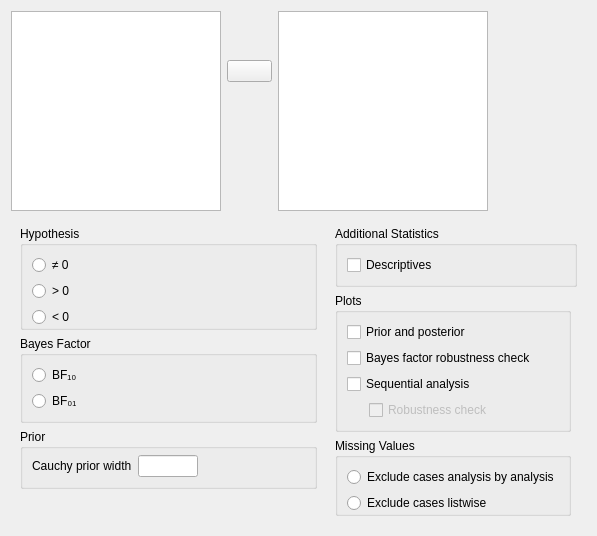
First picture: the form in JASP-Desktop/analysisforms/ttestbayesianonesampleform.ui, repository jasp-stats/jasp-desktop, before the edit.
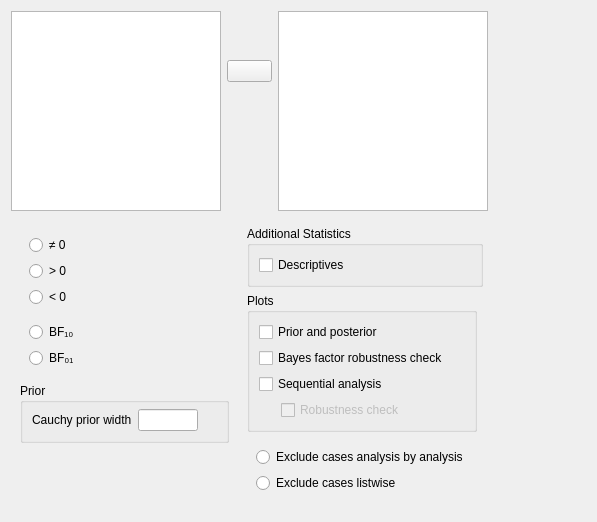
Second picture: the form after the edit. Custom widgets are drawn as their Qt base class.

What changed in the file:
```diff
--- a/JASP-Desktop/analysisforms/ttestbayesianonesampleform.ui
+++ b/JASP-Desktop/analysisforms/ttestbayesianonesampleform.ui
@@ -16,7 +16,7 @@
   <layout class="QGridLayout" name="gridLayout">
    <item row="1" column="0">
     <widget class="QWidget" name="options" native="true">
-     <layout class="QGridLayout" name="gridLayout_8">
+     <layout class="QGridLayout" name="gridLayout_10">
       <property name="leftMargin">
        <number>0</number>
       </property>
@@ -29,11 +29,17 @@
       <property name="bottomMargin">
        <number>0</number>
       </property>
-      <property name="horizontalSpacing">
+      <property name="spacing">
        <number>0</number>
       </property>
       <item row="0" column="0">
        <widget class="QWidget" name="widget_2" native="true">
+        <property name="maximumSize">
+         <size>
+          <width>240</width>
+          <height>16777215</height>
+         </size>
+        </property>
         <layout class="QGridLayout" name="gridLayout_5">
          <item row="6" column="0">
           <spacer name="verticalSpacer">
@@ -49,12 +55,12 @@
           </spacer>
          </item>
          <item row="0" column="0">
-          <widget class="BoundGroupBox" name="hypothesis">
-           <property name="title">
+          <widget class="BoundGroupBox" name="hypothesis" native="true">
+           <property name="title" stdset="0">
             <string>Hypothesis</string>
            </property>
-           <property name="flat">
-            <bool>true</bool>
+           <property name="flat" stdset="0">
+            <bool>false</bool>
            </property>
            <layout class="QGridLayout" name="gridLayout_9">
             <property name="bottomMargin">
@@ -85,13 +91,10 @@
           </widget>
          </item>
          <item row="2" column="0">
-          <widget class="QGroupBox" name="groupBox">
+          <widget class="GroupBox" name="groupBox">
            <property name="title">
             <string>Prior</string>
            </property>
-           <property name="flat">
-            <bool>true</bool>
-           </property>
            <layout class="QGridLayout" name="gridLayout_11">
             <property name="topMargin">
              <number>6</number>
@@ -136,11 +139,11 @@
           </widget>
          </item>
          <item row="1" column="0">
-          <widget class="BoundGroupBox" name="bayesFactorType">
-           <property name="title">
+          <widget class="BoundGroupBox" name="bayesFactorType" native="true">
+           <property name="title" stdset="0">
             <string>Bayes Factor</string>
            </property>
-           <property name="flat">
+           <property name="flat" stdset="0">
             <bool>true</bool>
            </property>
            <layout class="QGridLayout" name="gridLayout_13">
@@ -168,13 +171,10 @@
        <widget class="QWidget" name="widget_3" native="true">
         <layout class="QGridLayout" name="gridLayout_2">
          <item row="1" column="0">
-          <widget class="QGroupBox" name="plotsGroup">
+          <widget class="GroupBox" name="plotsGroup">
            <property name="title">
             <string>Plots</string>
            </property>
-           <property name="flat">
-            <bool>true</bool>
-           </property>
            <layout class="QGridLayout" name="gridLayout_4">
             <item row="3" column="0">
              <widget class="QWidget" name="widget_4" native="true">
@@ -221,13 +221,10 @@
           </widget>
          </item>
          <item row="0" column="0" colspan="2">
-          <widget class="QGroupBox" name="additionalStatisticsGroup">
+          <widget class="GroupBox" name="additionalStatisticsGroup">
            <property name="title">
             <string>Additional Statistics</string>
            </property>
-           <property name="flat">
-            <bool>true</bool>
-           </property>
            <layout class="QGridLayout" name="gridLayout_3">
             <item row="0" column="0" colspan="2">
              <widget class="BoundCheckBox" name="descriptives">
@@ -240,12 +237,12 @@
           </widget>
          </item>
          <item row="2" column="0">
-          <widget class="BoundGroupBox" name="missingValues">
-           <property name="title">
+          <widget class="BoundGroupBox" name="missingValues" native="true">
+           <property name="title" stdset="0">
             <string>Missing Values</string>
            </property>
-           <property name="flat">
-            <bool>true</bool>
+           <property name="flat" stdset="0">
+            <bool>false</bool>
            </property>
            <layout class="QGridLayout" name="gridLayout_6">
             <property name="bottomMargin">
@@ -284,6 +281,19 @@
         </layout>
        </widget>
       </item>
+      <item row="0" column="2">
+       <spacer name="horizontalSpacer">
+        <property name="orientation">
+         <enum>Qt::Horizontal</enum>
+        </property>
+        <property name="sizeHint" stdset="0">
+         <size>
+          <width>107</width>
+          <height>20</height>
+         </size>
+        </property>
+       </spacer>
+      </item>
      </layout>
     </widget>
    </item>
@@ -477,6 +487,12 @@
    <extends>QCheckBox</extends>
    <header>widgets/boundcheckbox.h</header>
   </customwidget>
+  <customwidget>
+   <class>GroupBox</class>
+   <extends>QGroupBox</extends>
+   <header>widgets/groupbox.h</header>
+   <container>1</container>
+  </customwidget>
   <customwidget>
    <class>BoundTextBox</class>
    <extends>QLineEdit</extends>
@@ -484,7 +500,7 @@
   </customwidget>
   <customwidget>
    <class>BoundGroupBox</class>
-   <extends>QGroupBox</extends>
+   <extends>QWidget</extends>
    <header>widgets/boundgroupbox.h</header>
    <container>1</container>
   </customwidget>
```
